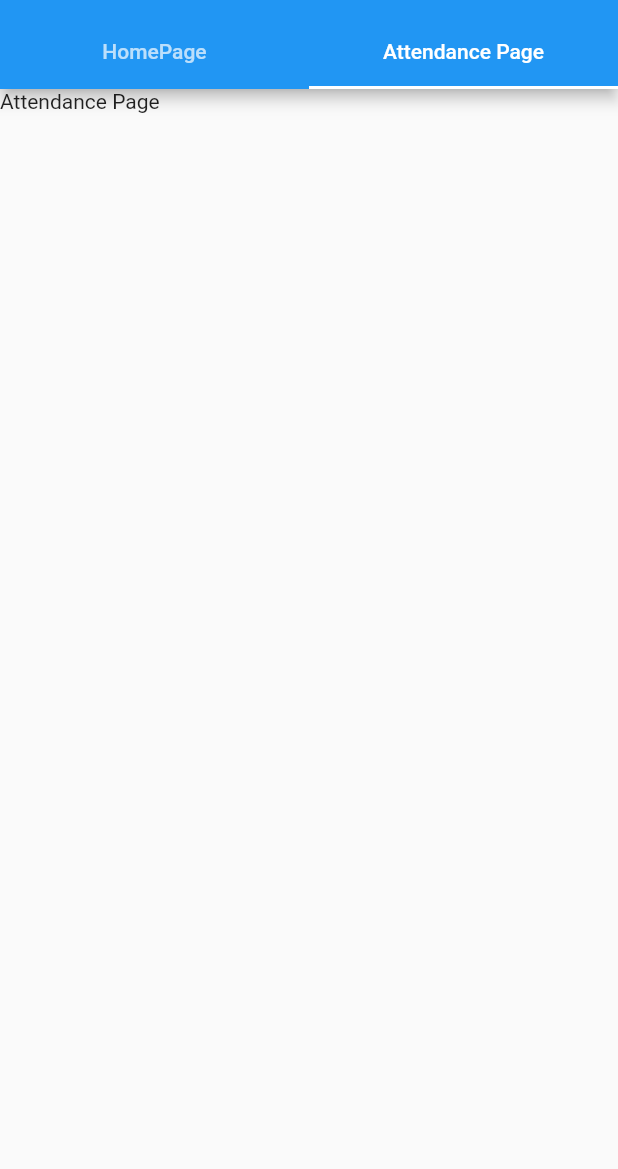
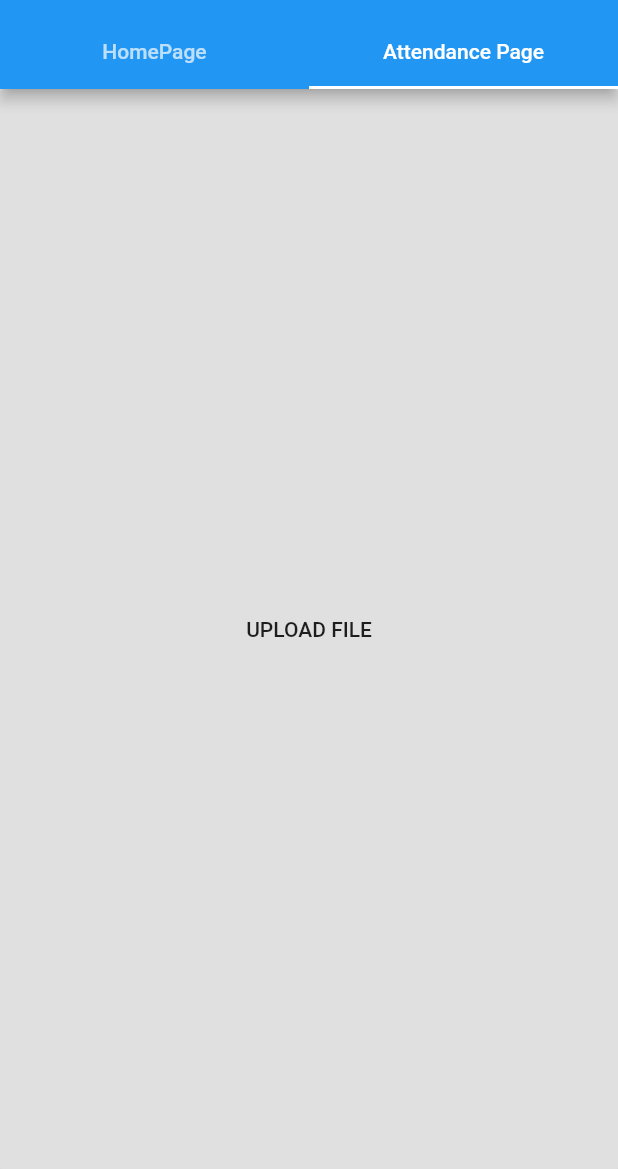
Before and after one commit to gdscgndu/presentmam, a Flutter app: the screen it shows after launch, tab 2 chosen, on a phone screen of 412 x 824 dp, the part 67-1236 px from its top. Run offline on Flutter 3.47's test engine with Material 2 defaults, Android fonts, the phone set to English and light mode, and no system bars; our stand-ins replace file_picker.

Commit message:
added file upload button

```diff
--- a/lib/homepage.dart
+++ b/lib/homepage.dart
@@ -1,6 +1,9 @@
 import 'package:flutter/material.dart';
 import 'pages/attendance_page.dart';
 import 'pages/configuration_page.dart';
+
+
+
 
 class HomePage extends StatefulWidget {
   const HomePage({Key? key}) : super(key: key);
--- a/lib/pages/attendance_page.dart
+++ b/lib/pages/attendance_page.dart
@@ -1,4 +1,5 @@
 import 'package:flutter/material.dart';
+import 'package:file_picker/file_picker.dart';
 
 class AttendancePage extends StatefulWidget {
   const AttendancePage({Key? key}) : super(key: key);
@@ -10,6 +11,18 @@ class AttendancePage extends StatefulWidget {
 class _AttendancePageState extends State<AttendancePage> {
   @override
   Widget build(BuildContext context) {
-    return Text('Attendance Page');
+    return RaisedButton(
+      child: Text('UPLOAD FILE'),
+      onPressed: () async {
+        var picked = await FilePicker.platform.pickFiles();
+
+        if (picked != null) {
+          print(picked.files.first.name);
+        }
+      },
+    );
   }
+  // Widget build(BuildContext context) {
+  //   return Text('Attendance Page');
+  // }
 }
--- a/pubspec.yaml
+++ b/pubspec.yaml
@@ -28,6 +28,7 @@ dependencies:
   # The following adds the Cupertino Icons font to your application.
   # Use with the CupertinoIcons class for iOS style icons.
   cupertino_icons: ^1.0.2
+  file_picker: ^4.1.3
 
 dev_dependencies:
   flutter_test:
```
Also changed, not shown: pubspec.lock.
